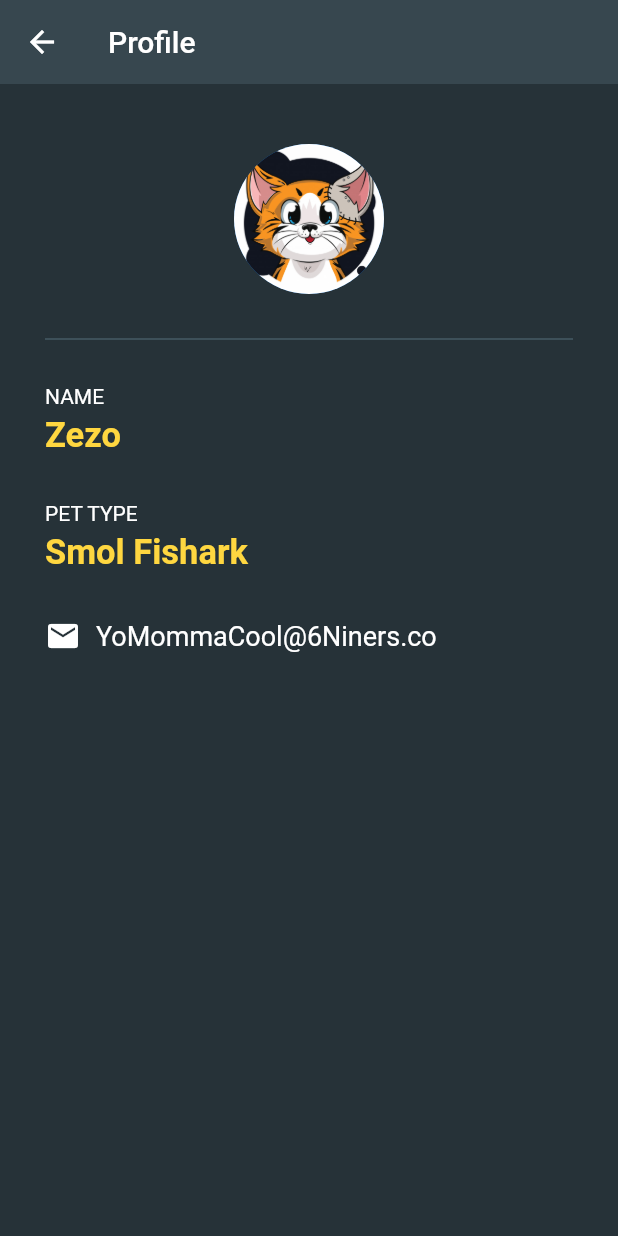
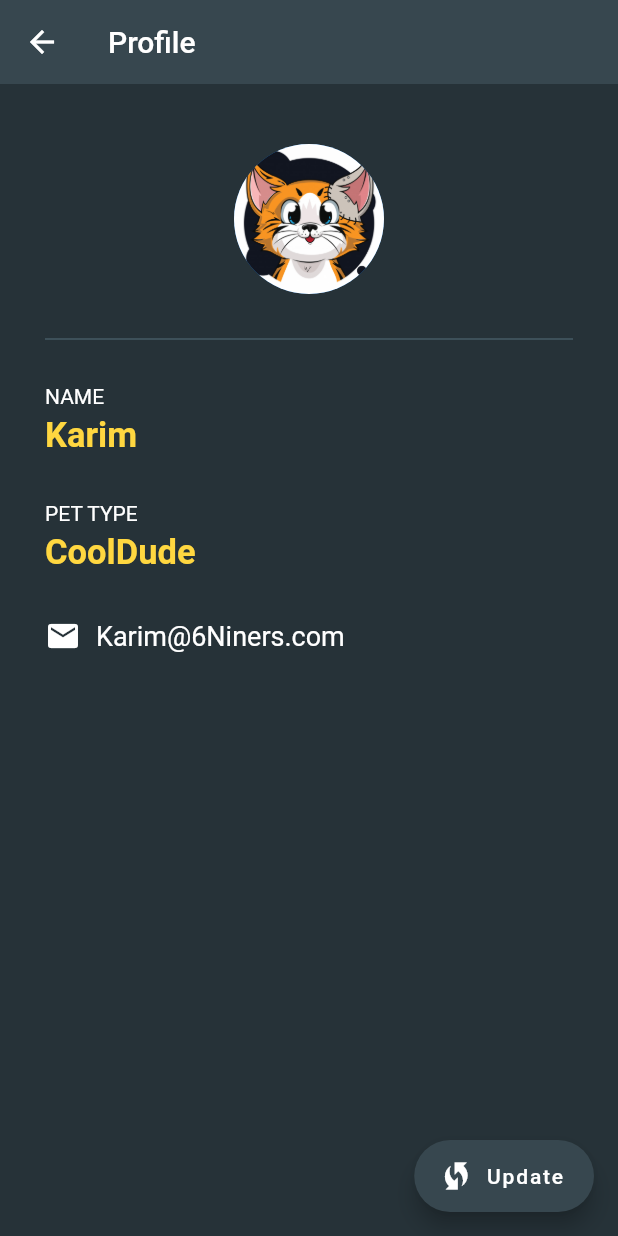
Before and after one commit to 6Niners/Purr, a Flutter app: the FetchProfilePage screen opened directly, on a phone screen of 412 x 824 dp. Run offline on Flutter 3.47's test engine with Material 2 defaults, Android fonts, the light colour scheme and no system bars; our stand-ins replace email_validator, firebase_auth, firebase_core, flutter_tindercard, fluttertoast, get; accounts and stored records are empty.

Commit message:
Profile Data Updates from reload button
(this is me testing stateful widgets)

- added reload button

- Profile data changes every time you press the reload button

```diff
--- a/lib/Profile/FetchProfilePage.dart
+++ b/lib/Profile/FetchProfilePage.dart
@@ -1,4 +1,25 @@
 import 'package:flutter/material.dart';
+
+
+
+List<String> filteredDummyInfoList = ["Karim", "CoolDude", "Karim@6Niners.com"];
+
+List<String> dummyInfoList = ["Friskie", "Sherazy", "Friskie@6Niners.com",
+                              "Fanta", "Sherazy", "Fanta@6Niners.com",
+                              "Arya", "Gay", "AmadeusGay@6Niners.com",
+                              "Zezo", "SmallFishark", "Zuz@6Niners.com"];
+
+
+
+List<String> returnProfileData(int counter) {
+
+  for (int i = 0; i < 3; i++) {
+    filteredDummyInfoList[i] = dummyInfoList[i + counter];
+  }
+
+  return filteredDummyInfoList;
+}
+
 
 
 class FetchProfilePage extends StatefulWidget {
@@ -6,8 +27,10 @@ class FetchProfilePage extends StatefulWidget {
   _FetchProfilePageState createState() => _FetchProfilePageState();
 }
 
+class _FetchProfilePageState extends State<FetchProfilePage> {
 
-class _FetchProfilePageState extends State<FetchProfilePage> {
+  int counter = -3;
+
   @override
   Widget build(BuildContext context) {
     return Scaffold(
@@ -18,6 +41,26 @@ class _FetchProfilePageState extends State<FetchProfilePage> {
         backgroundColor: Colors.blueGrey[800],
         title: Text("Profile"),
         elevation: 0.0,
+      ),
+
+
+      floatingActionButton: FloatingActionButton.extended(
+          label: Text("Update"),
+          icon: Icon(Icons.wifi_protected_setup),
+          backgroundColor: Colors.blueGrey[800],
+          onPressed: (){
+            setState(() {
+
+              if (counter < 9){
+                counter += 3;
+              }
+              else{
+                counter = 0;
+              }
+
+              returnProfileData(counter);
+            });
+          },
       ),
 
 
@@ -45,7 +88,7 @@ class _FetchProfilePageState extends State<FetchProfilePage> {
 
             SizedBox(height: 5.0),
 
-            Text("Zezo", style: TextStyle(
+            Text(filteredDummyInfoList[0], style: TextStyle(
               color: Colors.amberAccent[200],
               fontSize: 23.0,
               fontWeight: FontWeight.bold,
@@ -59,7 +102,7 @@ class _FetchProfilePageState extends State<FetchProfilePage> {
 
             SizedBox(height: 5.0),
 
-            Text("Smol Fishark", style: TextStyle(
+            Text(filteredDummyInfoList[1], style: TextStyle(
               color: Colors.amberAccent[200],
               fontSize: 23.0,
               fontWeight: FontWeight.bold,
@@ -73,7 +116,7 @@ class _FetchProfilePageState extends State<FetchProfilePage> {
 
                 SizedBox(width: 10),
 
-                Text("YoMommaCool@6Niners.co", style: TextStyle(
+                Text(filteredDummyInfoList[2], style: TextStyle(
                   fontSize: 18.0,
                   color: Colors.white,
 
```
